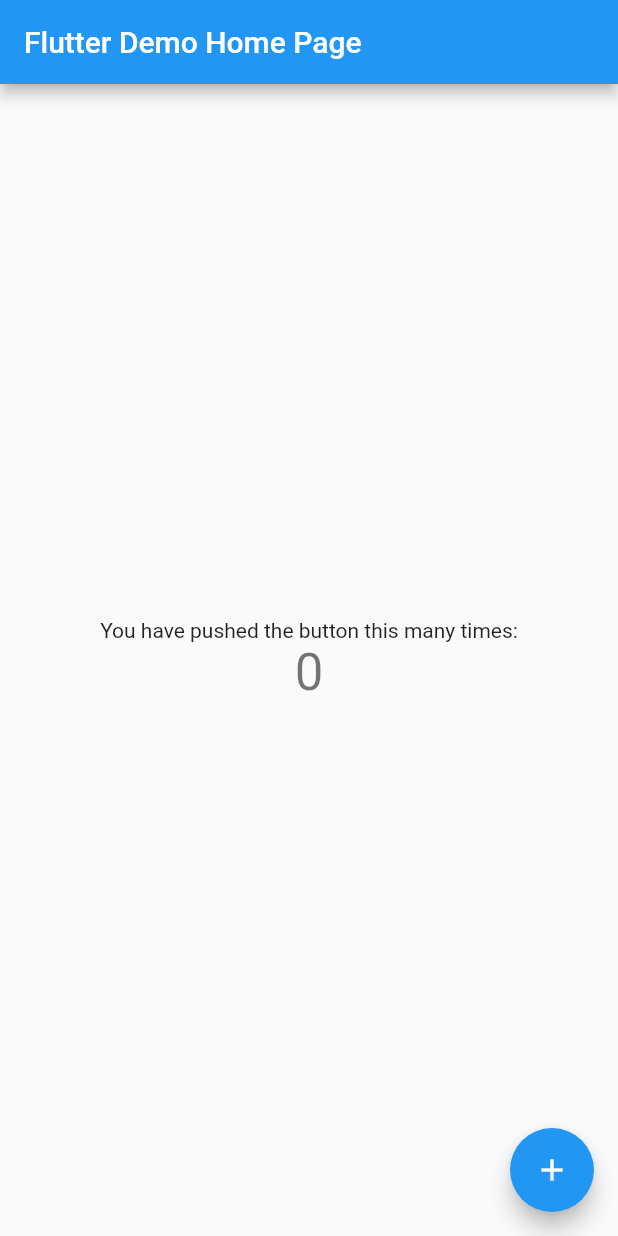
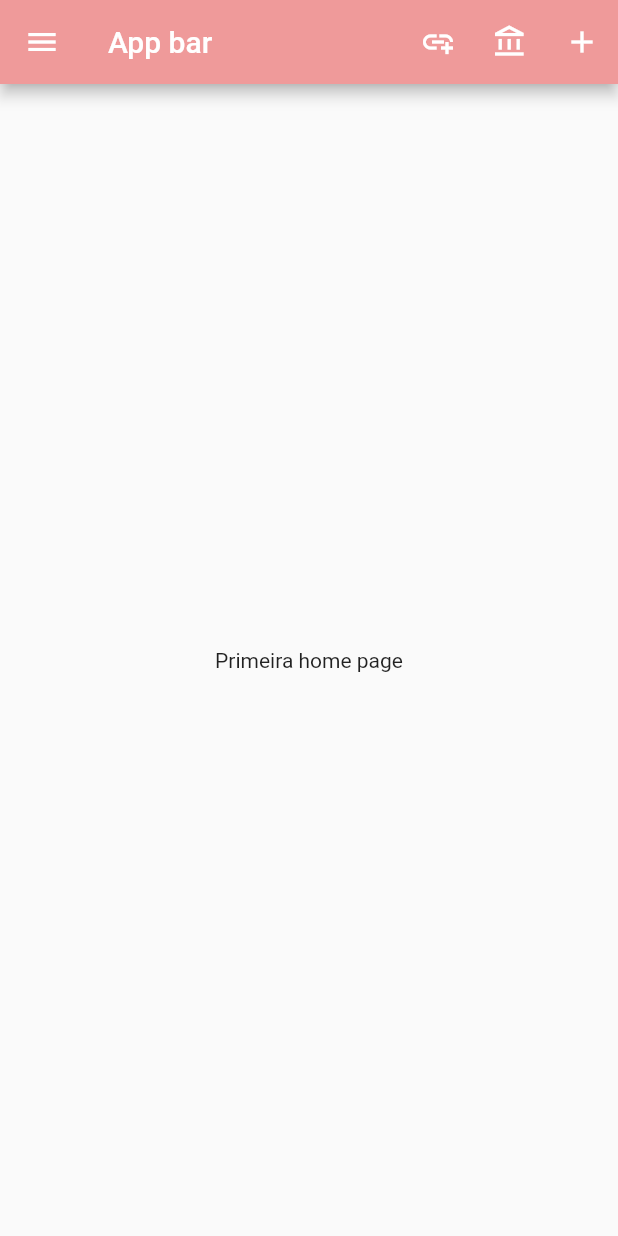
Before and after one commit to EderCosta21/Curso-Academia-flutter, a Flutter app: the screen it shows after launch, on a phone screen of 412 x 824 dp. Run offline on Flutter 3.47's test engine with Material 2 defaults, Android fonts, the phone set to English and light mode, and no system bars.

Commit message:
Principais Widgets

```diff
--- /dev/null
+++ b/Projetos/flutter_maonamassa/lib/home/home_page.dart
@@ -0,0 +1,37 @@
+import 'package:flutter/material.dart';
+
+class Homepage extends StatelessWidget {
+  const Homepage({Key? key}) : super(key: key);
+
+  @override
+  Widget build(BuildContext context) {
+    return Scaffold(
+      appBar: AppBar(
+        title: const Text('App bar'),
+        backgroundColor: Colors.red[200],
+        // ignore: prefer_const_literals_to_create_immutables
+        actions: [
+          IconButton(
+            onPressed: (() {}),
+            icon: const Icon(Icons.add_link_outlined),
+          ),
+          IconButton(
+            onPressed: (() {}),
+            icon: const Icon(Icons.account_balance_outlined),
+          ),
+          IconButton(
+            onPressed: (() {}),
+            icon: const Icon(Icons.add_outlined),
+          ),
+        ],
+      ),
+      drawer: const Drawer(
+        child: Text('Drawer aberto'),
+      ),
+      endDrawer: const Drawer(
+        child: Text('Drawer aberto'),
+      ),
+      body: const Center(child: Text('Primeira home page')),
+    );
+  }
+}
--- a/Projetos/flutter_maonamassa/lib/main.dart
+++ b/Projetos/flutter_maonamassa/lib/main.dart
@@ -1,115 +1,21 @@
 import 'package:flutter/material.dart';
+import 'package:flutter_maonamassa/home/home_page.dart';
 
 void main() {
-  runApp(const MyApp());
+  runApp(MyApp());
 }
 
 class MyApp extends StatelessWidget {
-  const MyApp({Key? key}) : super(key: key);
-
   // This widget is the root of your application.
   @override
   Widget build(BuildContext context) {
     return MaterialApp(
       title: 'Flutter Demo',
+      debugShowCheckedModeBanner: false,
       theme: ThemeData(
-        // This is the theme of your application.
-        //
-        // Try running your application with "flutter run". You'll see the
-        // application has a blue toolbar. Then, without quitting the app, try
-        // changing the primarySwatch below to Colors.green and then invoke
-        // "hot reload" (press "r" in the console where you ran "flutter run",
-        // or simply save your changes to "hot reload" in a Flutter IDE).
-        // Notice that the counter didn't reset back to zero; the application
-        // is not restarted.
         primarySwatch: Colors.blue,
       ),
-      home: const MyHomePage(title: 'Flutter Demo Home Page'),
+      home: Homepage(),
     );
   }
 }
-
-class MyHomePage extends StatefulWidget {
-  const MyHomePage({Key? key, required this.title}) : super(key: key);
-
-  // This widget is the home page of your application. It is stateful, meaning
-  // that it has a State object (defined below) that contains fields that affect
-  // how it looks.
-
-  // This class is the configuration for the state. It holds the values (in this
-  // case the title) provided by the parent (in this case the App widget) and
-  // used by the build method of the State. Fields in a Widget subclass are
-  // always marked "final".
-
-  final String title;
-
-  @override
-  State<MyHomePage> createState() => _MyHomePageState();
-}
-
-class _MyHomePageState extends State<MyHomePage> {
-  int _counter = 0;
-
-  void _incrementCounter() {
-    setState(() {
-      // This call to setState tells the Flutter framework that something has
-      // changed in this State, which causes it to rerun the build method below
-      // so that the display can reflect the updated values. If we changed
-      // _counter without calling setState(), then the build method would not be
-      // called again, and so nothing would appear to happen.
-      _counter++;
-    });
-  }
-
-  @override
-  Widget build(BuildContext context) {
-    // This method is rerun every time setState is called, for instance as done
-    // by the _incrementCounter method above.
-    //
-    // The Flutter framework has been optimized to make rerunning build methods
-    // fast, so that you can just rebuild anything that needs updating rather
-    // than having to individually change instances of widgets.
-    return Scaffold(
-      appBar: AppBar(
-        // Here we take the value from the MyHomePage object that was created by
-        // the App.build method, and use it to set our appbar title.
-        title: Text(widget.title),
-      ),
-      body: Center(
-        // Center is a layout widget. It takes a single child and positions it
-        // in the middle of the parent.
-        child: Column(
-          // Column is also a layout widget. It takes a list of children and
-          // arranges them vertically. By default, it sizes itself to fit its
-          // children horizontally, and tries to be as tall as its parent.
-          //
-          // Invoke "debug painting" (press "p" in the console, choose the
-          // "Toggle Debug Paint" action from the Flutter Inspector in Android
-          // Studio, or the "Toggle Debug Paint" command in Visual Studio Code)
-          // to see the wireframe for each widget.
-          //
-          // Column has various properties to control how it sizes itself and
-          // how it positions its children. Here we use mainAxisAlignment to
-          // center the children vertically; the main axis here is the vertical
-          // axis because Columns are vertical (the cross axis would be
-          // horizontal).
-          mainAxisAlignment: MainAxisAlignment.center,
-          children: <Widget>[
-            const Text(
-              'You have pushed the button this many times:',
-            ),
-            Text(
-              '$_counter',
-              style: Theme.of(context).textTheme.headline4,
-            ),
-          ],
-        ),
-      ),
-      floatingActionButton: FloatingActionButton(
-        onPressed: _incrementCounter,
-        tooltip: 'Increment',
-        child: const Icon(Icons.add),
-      ), // This trailing comma makes auto-formatting nicer for build methods.
-    );
-  }
-}
```
